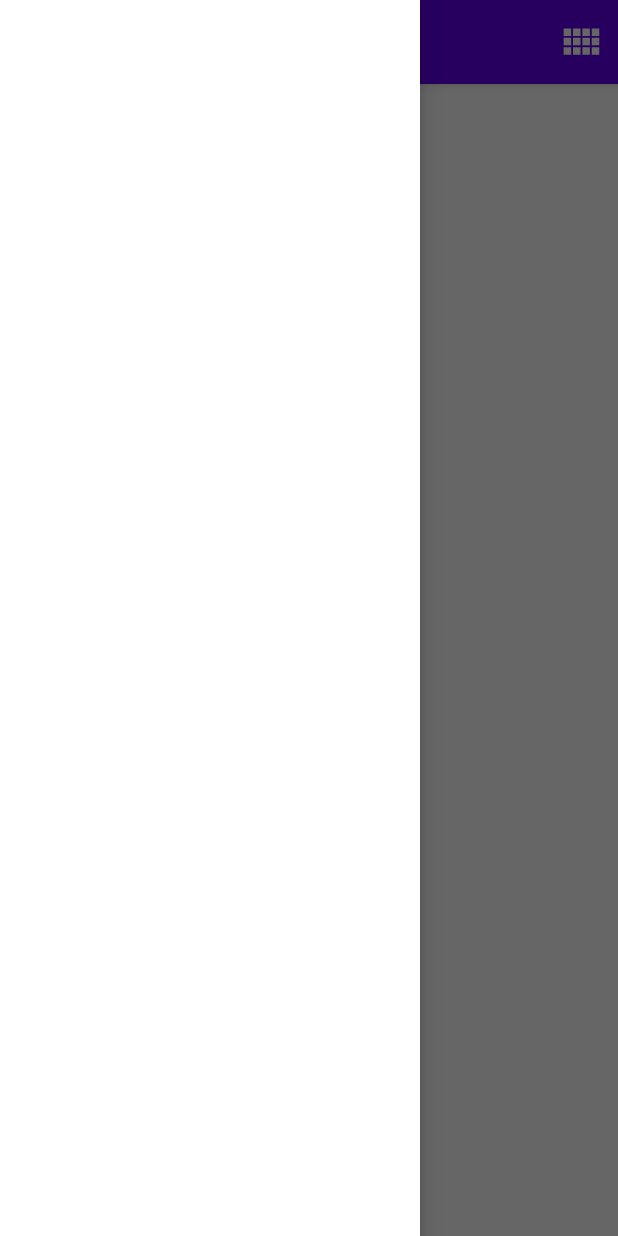
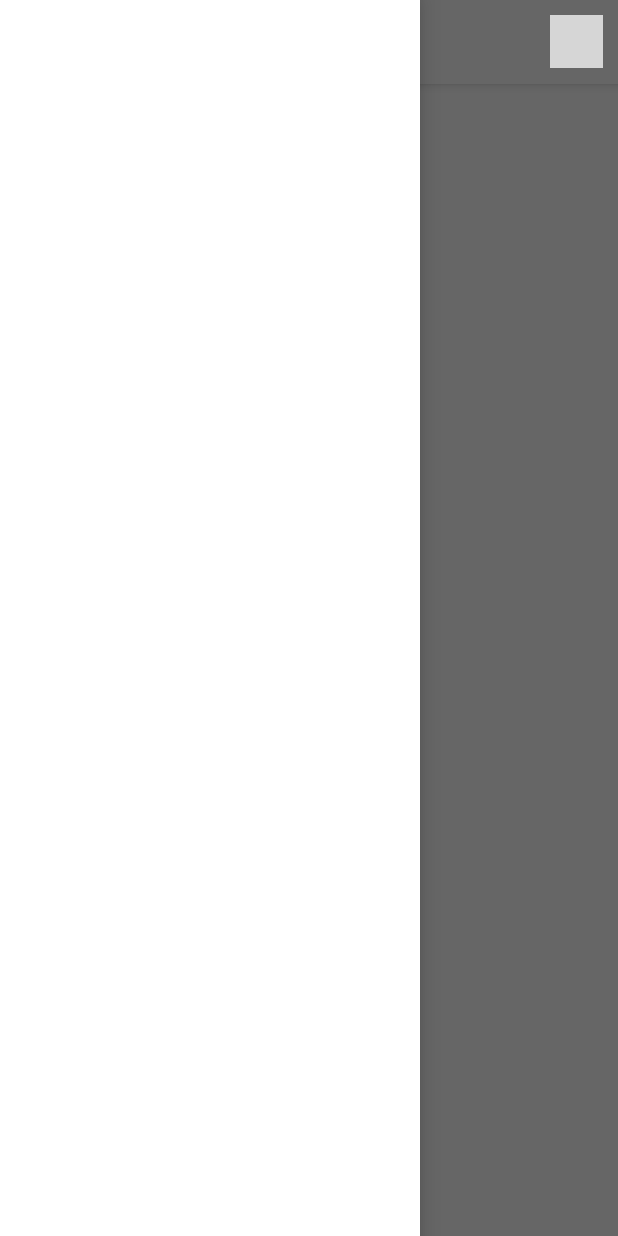
Before and after one commit to imadaufil/android-app, an Android app: the screen it shows after launch (MainActivity), with the side drawer open, on a phone screen of 412 x 824 dp. Run offline under Robolectric (Android 15) with nearby library versions, the phone set to English and light mode, and no system bars; 1 statement that could not run was skipped; grey boxes are pictures that could not be loaded.

Commit message:
chore: update toolbar
notament fix d'un bug avec le padding

```diff
--- a/app/src/main/res/layout/toolbar.xml
+++ b/app/src/main/res/layout/toolbar.xml
@@ -3,45 +3,48 @@
     xmlns:app="http://schemas.android.com/apk/res-auto"
     android:layout_width="match_parent"
     android:layout_height="?attr/actionBarSize"
-    android:background="@color/colorPrimary"
+    android:background="@color/colorWhite"
+    app:contentInsetLeft="0dp"
+    app:contentInsetStart="0dp"
     android:elevation="4dp">
 
 
-    <RelativeLayout
+    <LinearLayout
         android:layout_width="match_parent"
         android:layout_height="wrap_content"
+        android:gravity="center_vertical"
         android:padding="10dp">
 
         <ImageView
             android:id="@+id/imageMenu"
-            android:layout_width="30dp"
-            android:layout_height="30dp"
+            android:layout_width="35dp"
+            android:layout_height="35dp"
             android:contentDescription="@string/app_name"
             android:src="@drawable/ic_menu"
-            app:tint="@color/colorWhite" />
+            app:tint="@color/colorPrimaryText" />
 
         <TextView
             android:id="@+id/textTitlte"
-            android:layout_width="wrap_content"
+            android:layout_width="0dp"
+            android:layout_weight="1"
+            android:textAlignment="center"
             android:layout_height="wrap_content"
-            android:layout_marginStart="30dp"
             android:text="@string/app_name"
-            android:layout_toEndOf="@id/imageMenu"
-            android:textColor="@color/colorWhite"
+            android:textColor="@color/colorPrimaryText"
             android:textSize="20sp"
             android:textStyle="bold"
             />
 
         <ImageView
             android:id="@+id/imageLayout"
-            android:layout_width="30dp"
-            android:layout_height="30dp"
+            android:padding="7dp"
+            android:src="@drawable/ic_viewlist"
+            android:layout_width="35dp"
+            android:layout_height="35dp"
             android:contentDescription="@string/app_name"
-            android:layout_alignParentEnd="true"
-            android:src="@drawable/ic_viewgrid"
-            app:tint="@color/colorWhite"
+            app:tint="@color/colorPrimaryText"
             />
 
-    </RelativeLayout>
+    </LinearLayout>
 
 </androidx.appcompat.widget.Toolbar>
```
